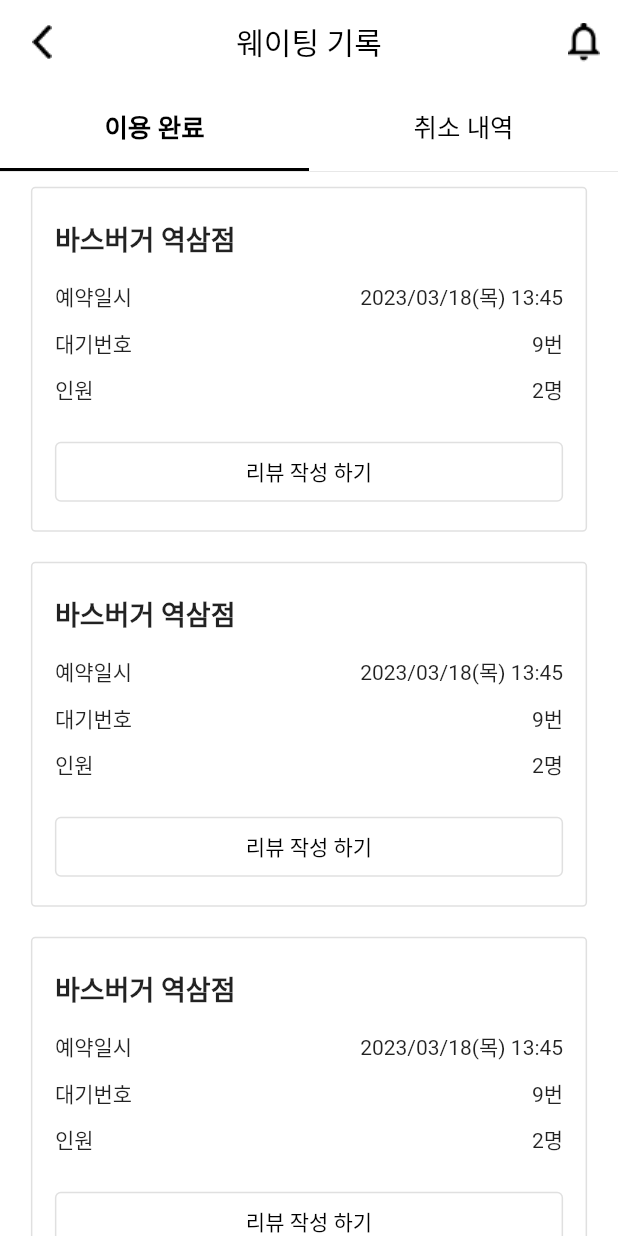
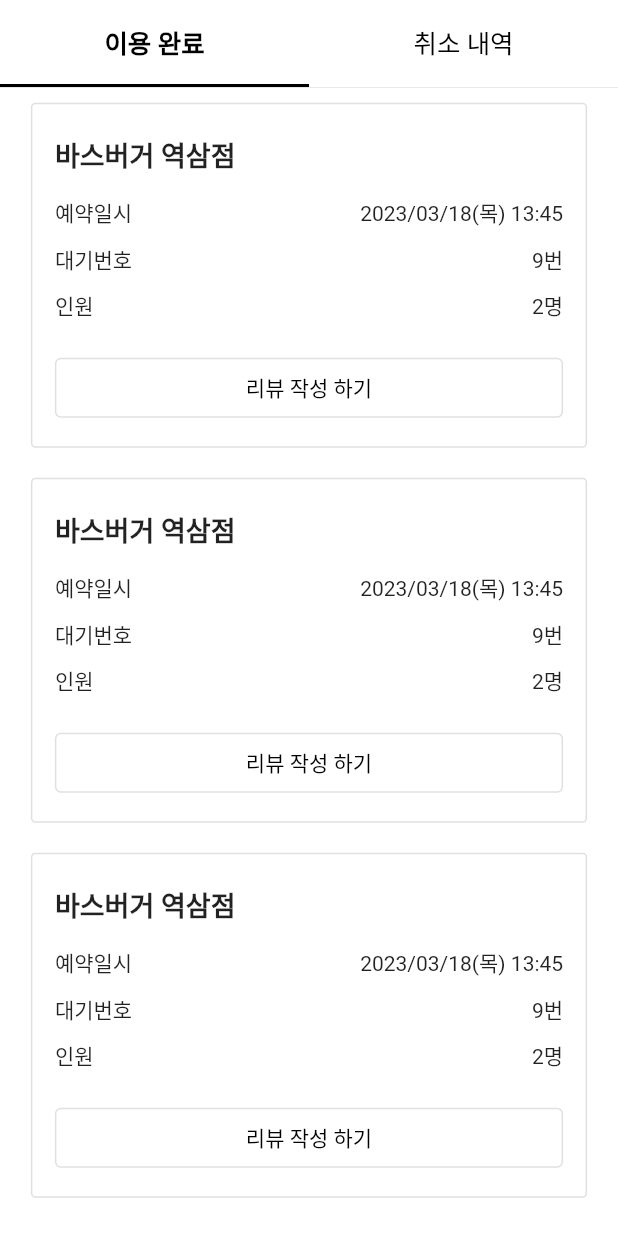
Before and after one commit to SuhyungK/Simollu, a Flutter app: the WaitingRecordPage screen opened directly, on a phone screen of 412 x 824 dp. Run offline on Flutter 3.47's test engine with Material 2 defaults, Android fonts, the phone set to English and light mode, and no system bars; our stand-ins replace flutter_svg, get.

Commit message:
[FE] feat: 웨이팅 기록 페이지 연결

```diff
--- a/simollu_front/lib/views/my_page.dart
+++ b/simollu_front/lib/views/my_page.dart
@@ -2,7 +2,6 @@ import 'package:flutter/cupertino.dart';
 import 'package:flutter/material.dart';
 import 'package:get/get.dart';
 
-import 'package:simollu_front/views/waiting_log_page.dart';
 import 'package:simollu_front/root.dart';
 import 'package:simollu_front/views/waiting_record_page.dart';
 
@@ -254,7 +253,7 @@ class MyPageState extends State<MyPage> with SingleTickerProviderStateMixin {
                       context,
                       GetPageRoute(
                         curve: Curves.fastOutSlowIn,
-                        page: () => WaitingLogPage(),
+                        page: () => WaitingRecordPage(),
                       ),
                     );
                   },
--- a/simollu_front/lib/views/waiting_record_page.dart
+++ b/simollu_front/lib/views/waiting_record_page.dart
@@ -15,11 +15,6 @@ class _WaitingRecordPageState extends State<WaitingRecordPage> {
   Widget build(BuildContext context) {
     return Scaffold(
         backgroundColor: Colors.white,
-        appBar: CustomAppBar(
-          title: '웨이팅 기록',
-          leading: Image.asset('assets/backBtn.png'),
-          actions: [Image.asset('assets/bell.png')],
-        ),
         body: CustomTabBar(length: 2, tabs: [
           '이용 완료',
           '취소 내역'
```
Also changed, not shown: simollu_front/lib/views/waiting_log_page.dart (deleted, +0 -18 lines).
